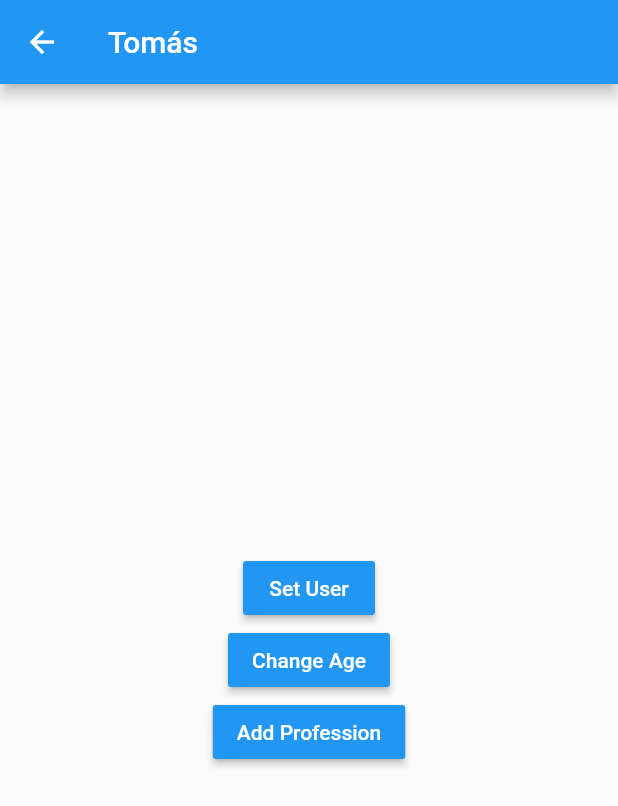
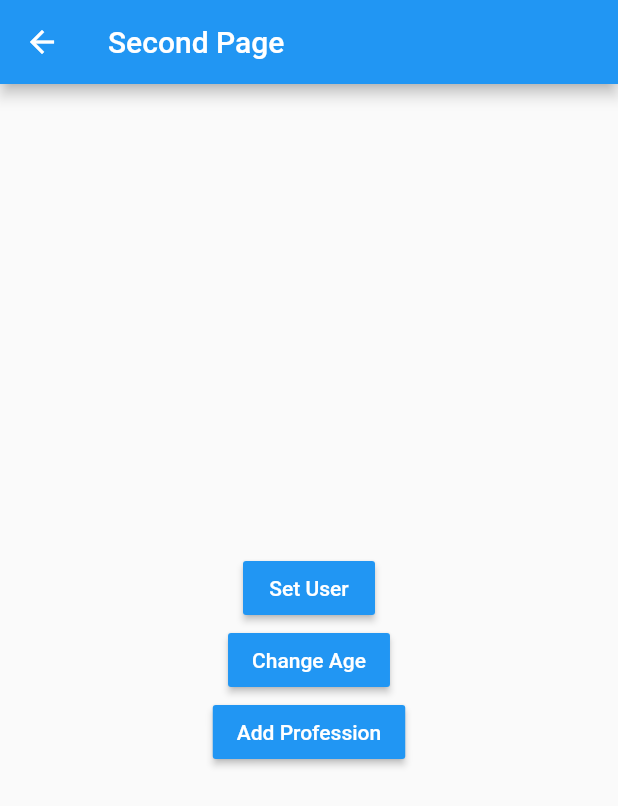
Before and after one commit to tomassasovsky/state_management, a Flutter app: the SecondPage screen opened by its route, after a tap on "Set User", on a phone screen of 412 x 824 dp. Shown: the top 806 px of the screen. Run offline on Flutter 3.47's test engine with Material 2 defaults, Android fonts, the phone set to English and light mode, and no system bars.

Commit message:
Revert "Singleton - Done"

```diff
--- a/lib/models/user.dart
+++ b/lib/models/user.dart
@@ -5,7 +5,7 @@ class User {
 
   User({
     required this.name,
-    this.age = 18,
-    this.professions = const [],
-  }) : assert(name.isNotEmpty);
+    required this.age,
+    required this.professions,
+  });
 }
--- a/lib/pages/first_page.dart
+++ b/lib/pages/first_page.dart
@@ -1,6 +1,4 @@
 import 'package:flutter/material.dart';
-import 'package:state_management/models/user.dart';
-import 'package:state_management/services/user_service.dart';
 
 class FirstPage extends StatelessWidget {
   @override
@@ -9,15 +7,7 @@ class FirstPage extends StatelessWidget {
       appBar: AppBar(
         title: Text('First Page'),
       ),
-      body: StreamBuilder<User>(
-          stream: userService.userStream,
-          builder: (BuildContext context, AsyncSnapshot<User> snapshot) {
-            return snapshot.hasData
-                ? UserData(user: snapshot.data!)
-                : Center(
-                    child: Text('No User Data'),
-                  );
-          }),
+      body: UserData(),
       floatingActionButton: FloatingActionButton(
         child: Icon(Icons.accessibility_new),
         onPressed: () => Navigator.pushNamed(context, 'second'),
@@ -27,8 +17,7 @@ class FirstPage extends StatelessWidget {
 }
 
 class UserData extends StatelessWidget {
-  final User user;
-  const UserData({Key? key, required this.user}) : super(key: key);
+  const UserData({Key? key}) : super(key: key);
 
   @override
   Widget build(BuildContext context) {
@@ -41,11 +30,11 @@ class UserData extends StatelessWidget {
         children: [
           Text('General', style: TextStyle(fontSize: 18, fontWeight: FontWeight.bold)),
           Divider(),
-          ListTile(title: Text('Name: ${user.name}')),
-          ListTile(title: Text('Age: ${user.age}')),
+          ListTile(title: Text('Name: ')),
+          ListTile(title: Text('Age: ')),
           Text('Professions', style: TextStyle(fontSize: 18, fontWeight: FontWeight.bold)),
           ListTile(title: Text('Profession 1: ')),
-          ListTile(title: Text('Profession 2: ')),
+          ListTile(title: Text('Profession 1: ')),
         ],
       ),
     );
--- a/lib/pages/second_page.dart
+++ b/lib/pages/second_page.dart
@@ -1,13 +1,11 @@
 import 'package:flutter/material.dart';
-import 'package:state_management/models/user.dart';
-import 'package:state_management/services/user_service.dart';
 
 class SecondPage extends StatelessWidget {
   @override
   Widget build(BuildContext context) {
     return Scaffold(
       appBar: AppBar(
-        title: _Name(),
+        title: Text('Second Page'),
       ),
       body: Center(
         child: Column(
@@ -16,17 +14,12 @@ class SecondPage extends StatelessWidget {
             MaterialButton(
               child: Text('Set User', style: TextStyle(color: Colors.white)),
               color: Colors.blue,
-              onPressed: () {
-                final user = User(name: 'Tomás', age: 18, professions: []);
-                userService.loadUser(user);
-              },
+              onPressed: () {},
             ),
             MaterialButton(
               child: Text('Change Age', style: TextStyle(color: Colors.white)),
               color: Colors.blue,
-              onPressed: () {
-                userService.changeAge(19);
-              },
+              onPressed: () {},
             ),
             MaterialButton(
               child: Text('Add Profession', style: TextStyle(color: Colors.white)),
@@ -39,17 +32,3 @@ class SecondPage extends StatelessWidget {
     );
   }
 }
-
-class _Name extends StatelessWidget {
-  const _Name({Key? key}) : super(key: key);
-
-  @override
-  Widget build(BuildContext context) {
-    return StreamBuilder<User>(
-      stream: userService.userStream,
-      builder: (context, AsyncSnapshot<User> snapshot) {
-        return snapshot.hasData ? Text('${snapshot.data!.name}') : Text('Second Page');
-      },
-    );
-  }
-}
--- a/lib/services/user_service.dart
+++ /dev/null
@@ -1,30 +0,0 @@
-import 'dart:async';
-
-import 'package:state_management/models/user.dart';
-
-class _UserService {
-  User? _user;
-
-  StreamController<User> _userStreamController = StreamController<User>.broadcast();
-
-  User? get user => this._user;
-  bool get userExists => this._user != null;
-
-  Stream<User> get userStream => _userStreamController.stream;
-
-  void loadUser(User user) {
-    this._user = user;
-    this._userStreamController.add(user);
-  }
-
-  void changeAge(int age) {
-    this._user?.age = age;
-    this._userStreamController.add(this._user!);
-  }
-
-  dispose() {
-    this._userStreamController.close();
-  }
-}
-
-final userService = _UserService();
```
Also changed, not shown: pubspec.lock.
